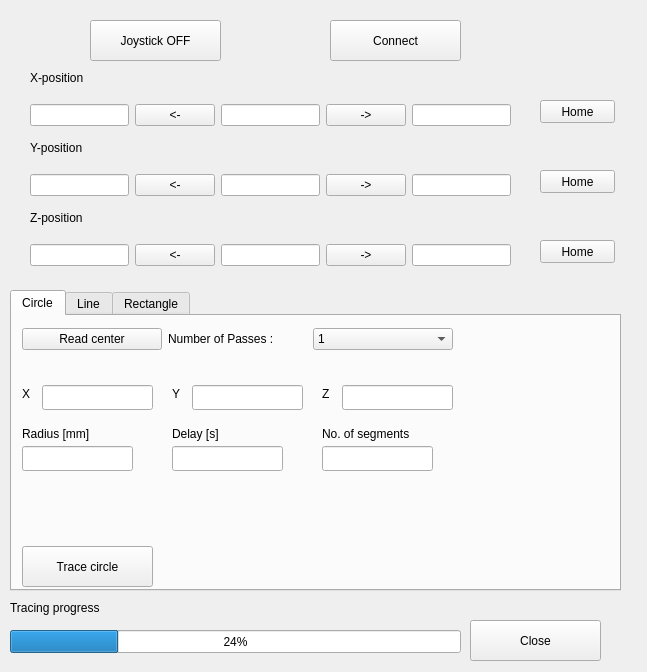
Before: the Qt Designer form uiESP300.ui in pdera/laser_cutting, drawn with Qt 5.
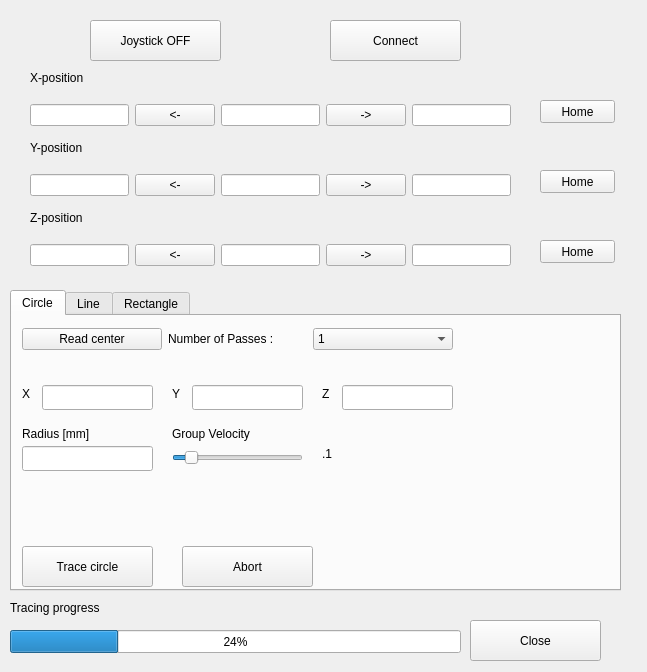
After: the same form once the commit is applied.

```diff
--- a/uiESP300.ui
+++ b/uiESP300.ui
@@ -371,58 +371,12 @@
       <string>Y</string>
      </property>
     </widget>
-    <widget class="QLineEdit" name="lineEdit_CircleSegments">
-     <property name="geometry">
-      <rect>
-       <x>310</x>
-       <y>130</y>
-       <width>111</width>
-       <height>25</height>
-      </rect>
-     </property>
-    </widget>
-    <widget class="QLabel" name="label_7">
-     <property name="geometry">
-      <rect>
-       <x>310</x>
-       <y>110</y>
-       <width>111</width>
-       <height>16</height>
-      </rect>
-     </property>
-     <property name="text">
-      <string>No. of segments</string>
-     </property>
-    </widget>
-    <widget class="QLabel" name="label_6">
-     <property name="geometry">
-      <rect>
-       <x>160</x>
-       <y>110</y>
-       <width>81</width>
-       <height>16</height>
-      </rect>
-     </property>
-     <property name="text">
-      <string>Delay [s]</string>
-     </property>
-    </widget>
-    <widget class="QLineEdit" name="lineEdit_CircleDelay">
-     <property name="geometry">
-      <rect>
-       <x>160</x>
-       <y>130</y>
-       <width>111</width>
-       <height>25</height>
-      </rect>
-     </property>
-    </widget>
     <widget class="QLineEdit" name="lineEdit_CircleRadius">
      <property name="geometry">
       <rect>
        <x>10</x>
        <y>130</y>
-       <width>111</width>
+       <width>131</width>
        <height>25</height>
       </rect>
      </property>
@@ -490,6 +444,61 @@
       </item>
      </layout>
     </widget>
+    <widget class="QSlider" name="circleSpeedSlider">
+     <property name="geometry">
+      <rect>
+       <x>160</x>
+       <y>130</y>
+       <width>131</width>
+       <height>23</height>
+      </rect>
+     </property>
+     <property name="sliderPosition">
+      <number>10</number>
+     </property>
+     <property name="orientation">
+      <enum>Qt::Horizontal</enum>
+     </property>
+    </widget>
+    <widget class="QLabel" name="label_6">
+     <property name="geometry">
+      <rect>
+       <x>160</x>
+       <y>110</y>
+       <width>101</width>
+       <height>16</height>
+      </rect>
+     </property>
+     <property name="text">
+      <string>Group Velocity</string>
+     </property>
+    </widget>
+    <widget class="QPushButton" name="abortCircleButton">
+     <property name="geometry">
+      <rect>
+       <x>170</x>
+       <y>230</y>
+       <width>131</width>
+       <height>41</height>
+      </rect>
+     </property>
+     <property name="text">
+      <string>Abort</string>
+     </property>
+    </widget>
+    <widget class="QLabel" name="circleSpeedLabel">
+     <property name="geometry">
+      <rect>
+       <x>310</x>
+       <y>130</y>
+       <width>41</width>
+       <height>16</height>
+      </rect>
+     </property>
+     <property name="text">
+      <string>.1</string>
+     </property>
+    </widget>
    </widget>
    <widget class="QWidget" name="tab_2">
     <attribute name="title">
```
Left out of the diff: 2 changed lines with no effect on the pictures.
